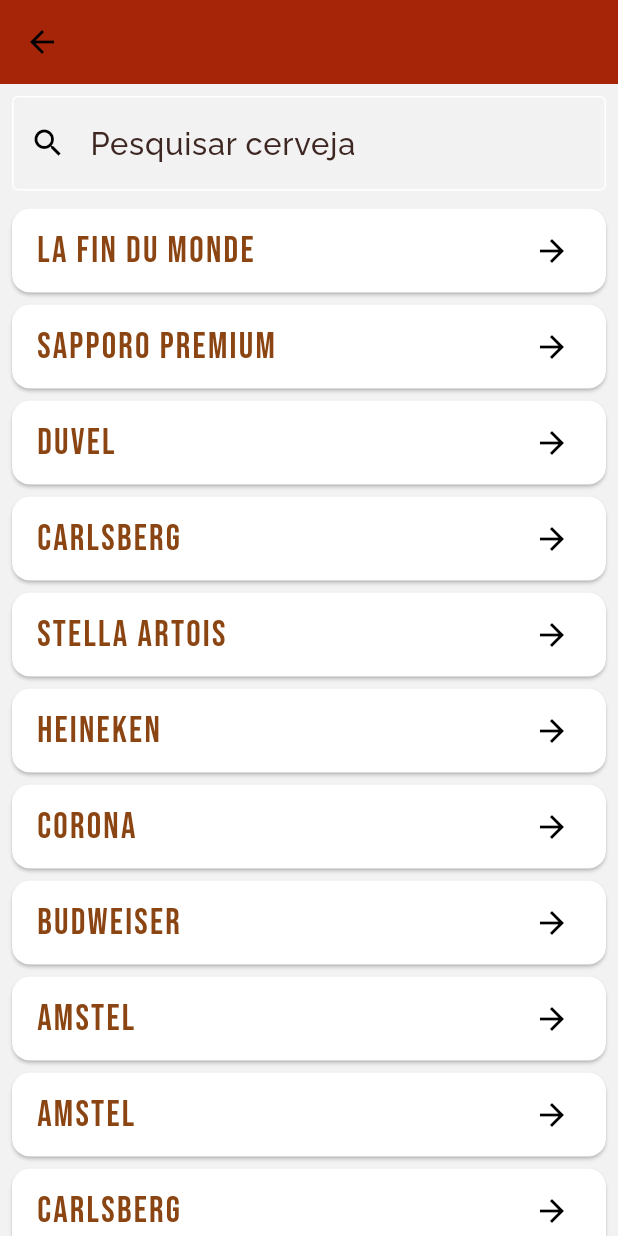
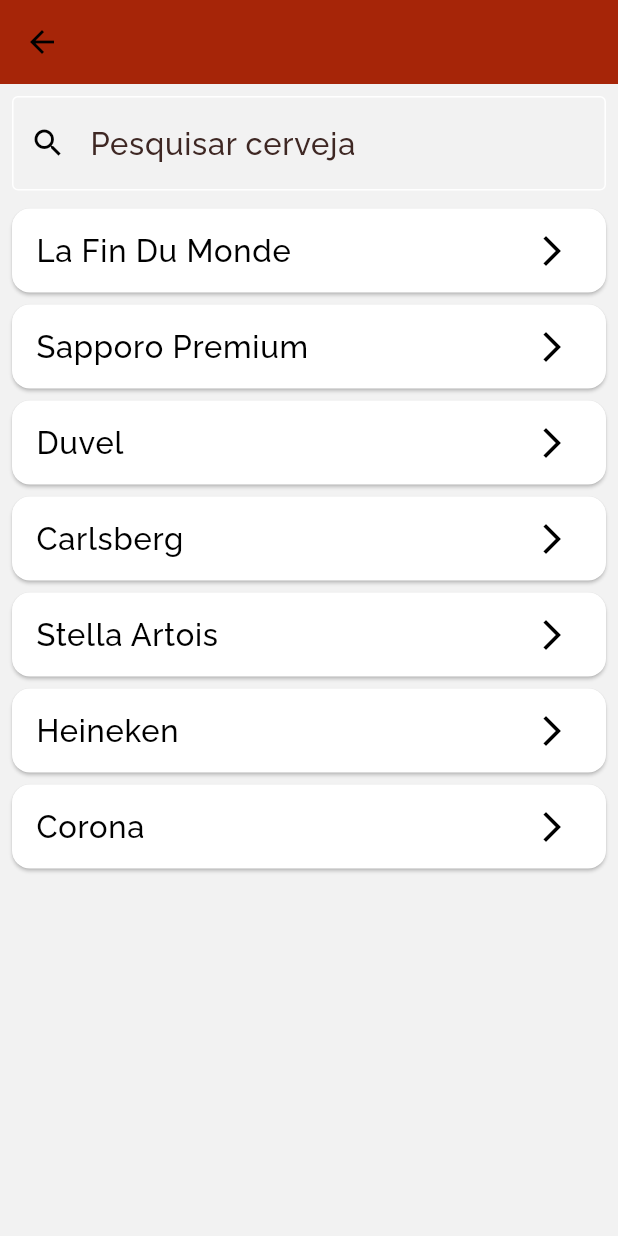
Before and after one commit to andersonstack/app_beer, a Flutter app: the screen it shows after launch, after a tap on "Visualizar cervejas", on a phone screen of 412 x 824 dp. Run offline on Flutter 3.47's test engine with Material 3 defaults, Android fonts, the phone set to English and light mode, and no system bars; our stand-ins replace get, google_fonts.

Commit message:
refactor: ajustando a manipulação de objetos

```diff
--- a/lib/components/list_component.dart
+++ b/lib/components/list_component.dart
@@ -28,24 +28,21 @@ class ListBeer extends StatelessWidget {
             child: ListView.builder(
               itemCount: appController.cervejas.length,
               itemBuilder: (context, index) {
-                final key = appController.cervejas.keys.elementAt(index);
-                final beer = appController.cervejas[key]!;
+                final cerveja = appController.cervejas[index];
 
                 return Card(
-                  key: Key(key),
                   margin: const EdgeInsets.symmetric(
                     horizontal: 8,
                     vertical: 4,
                   ),
                   child: ListTile(
-                    title: Text(
-                      beer['name'],
-                      style: Theme.of(context).textTheme.displayLarge,
-                    ),
-                    trailing: const Icon(Icons.arrow_forward),
-                    onTap: () {
-                      Get.toNamed('/beer/$key');
-                    },
+                    title: Text(cerveja["name"]),
+                    trailing: Icon(Icons.arrow_forward_ios),
+                    onTap:
+                        () => Get.toNamed(
+                          "/beer/${cerveja["id"]}",
+                          arguments: cerveja,
+                        ),
                   ),
                 );
               },
--- a/lib/controller/app_controller.dart
+++ b/lib/controller/app_controller.dart
@@ -1,7 +1,7 @@
 import 'package:get/get.dart';
 
 class AppController extends GetxController {
-  final Map<String, dynamic> cervejas;
+  final List<Map<String, dynamic>> cervejas;
   Map<String, dynamic> categorias;
   final Map<String, dynamic> bottomNavigation;
 
--- a/lib/main.dart
+++ b/lib/main.dart
@@ -5,24 +5,18 @@ import 'controller/image_controller.dart';
 import './controller/app_controller.dart';
 
 void main() {
-  Map<String, dynamic> cervejas = {
-    "0001": {"name": "La Fin Du Monde", "style": "Bock", "ibu": "65"},
-    "0002": {"name": "Sapporo Premium", "style": "Sour Ale", "ibu": "54"},
-    "0003": {"name": "Duvel", "style": "Pilsner", "ibu": "82"},
-    "0004": {"name": "Carlsberg", "style": "Lager", "ibu": "50"},
-    "0005": {"name": "Stella Artois", "style": "Lager", "ibu": "50"},
-    "0006": {"name": "Heineken", "style": "Lager", "ibu": "50"},
-    "0007": {"name": "Corona", "style": "Lager", "ibu": "50"},
-    "0008": {"name": "Budweiser", "style": "Lager", "ibu": "50"},
-    "0009": {"name": "Amstel", "style": "Lager", "ibu": "50"},
-    "0010": {"name": "Amstel", "style": "Lager", "ibu": "50"},
-    "0011": {"name": "Carlsberg", "style": "Lager", "ibu": "50"},
-    "0012": {"name": "Sapporo Premium", "style": "Lager", "ibu": "50"},
-    "0013": {"name": "Stella Artois", "style": "Lager", "ibu": "50"},
-    "0014": {"name": "Corona", "style": "Lager", "ibu": "50"},
-  };
+  List<Map<String, dynamic>> cervejas = [
+    {"id": "1547", "name": "La Fin Du Monde", "style": "Bock", "ibu": "65"},
+    {"id": "0458", "name": "Sapporo Premium", "style": "Sour Ale", "ibu": "54"},
+    {"id": "7894", "name": "Duvel", "style": "Pilsner", "ibu": "82"},
+    {"id": "3535", "name": "Carlsberg", "style": "Lager", "ibu": "50"},
+    {"id": "4548", "name": "Stella Artois", "style": "Lager", "ibu": "50"},
+    {"id": "1978", "name": "Heineken", "style": "Lager", "ibu": "50"},
+    {"id": "0147", "name": "Corona", "style": "Lager", "ibu": "50"},
+  ];
 
   Map<String, dynamic> categorias = {
+    "key0": "id",
     "key1": "name",
     "key2": "style",
     "key3": "ibu",
```
Also changed, not shown: lib/components/beer_component.dart (+12 -11 lines).
